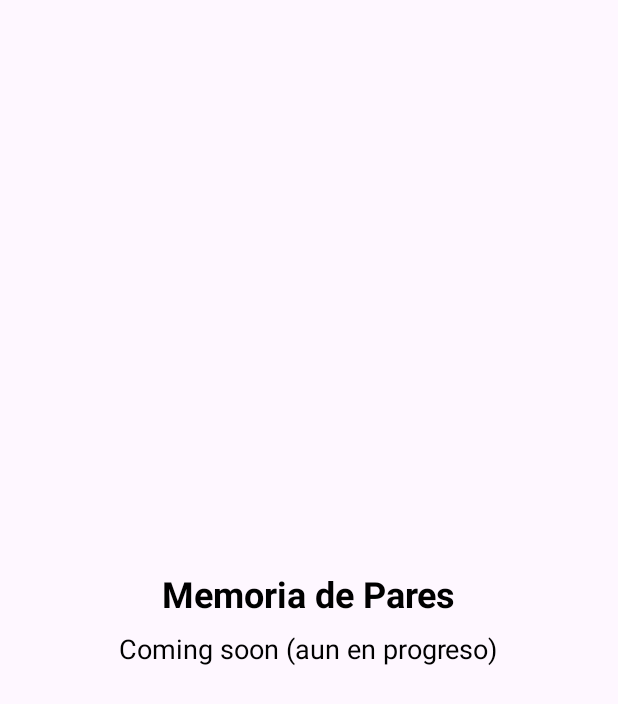
After one commit to kenny109/Proyecto_Final_PDM, an Android app: the MemoryPairsActivity screen opened directly, with no data from a screen before it, on a phone screen of 412 x 824 dp. The commit adds this screen. Shown: the top 704 px of the screen. Run offline under Robolectric (Android 15) with nearby library versions, the phone set to English and light mode, and no system bars.

Commit message:
implementando activitys para cada minijuego y mostrando una pequeña interfaz que indica que aun esta en progreso

```diff
--- a/app/src/main/AndroidManifest.xml
+++ b/app/src/main/AndroidManifest.xml
@@ -21,6 +21,11 @@
                 <category android:name="android.intent.category.LAUNCHER" />
             </intent-filter>
         </activity>
+        <activity android:name=".MemoryPairsActivity" />
+        <activity android:name=".ConnectColorsActivity" />
+        <activity android:name=".SoundMemoryActivity" />
+        <activity android:name=".ReachStarsActivity" />
+
     </application>
 
 </manifest>
--- /dev/null
+++ b/app/src/main/java/com/example/minijuegos/MemoryPairsActivity.kt
@@ -0,0 +1,17 @@
+package com.example.minijuegos
+import android.os.Bundle
+import androidx.appcompat.app.AppCompatActivity
+import android.widget.TextView
+
+class MemoryPairsActivity : AppCompatActivity() {
+    override fun onCreate(savedInstanceState: Bundle?) {
+        super.onCreate(savedInstanceState)
+        setContentView(R.layout.activity_memorypairs)
+
+        val gameTitle = findViewById<TextView>(R.id.gameTitle)
+        val gameStatus = findViewById<TextView>(R.id.gameStatus)
+
+        gameTitle.text = "Memoria de Pares"
+        gameStatus.text = "Coming soon (aun en progreso)"
+    }
+}
--- /dev/null
+++ b/app/src/main/res/layout/activity_memorypairs.xml
@@ -0,0 +1,26 @@
+<?xml version="1.0" encoding="utf-8"?>
+<LinearLayout xmlns:android="http://schemas.android.com/apk/res/android"
+    android:layout_width="match_parent"
+    android:layout_height="match_parent"
+    android:orientation="vertical"
+    android:padding="16dp"
+    android:gravity="center">
+
+    <TextView
+        android:id="@+id/gameTitle"
+        android:layout_width="wrap_content"
+        android:layout_height="wrap_content"
+        android:textSize="24sp"
+        android:textStyle="bold"
+        android:textColor="@android:color/black"
+        android:text="@string/memoriadepares"
+        android:paddingBottom="8dp" />
+
+    <TextView
+        android:id="@+id/gameStatus"
+        android:layout_width="wrap_content"
+        android:layout_height="wrap_content"
+        android:textSize="18sp"
+        android:text="@string/comming_soon"
+        android:textColor="@android:color/black" />
+</LinearLayout>
--- a/app/src/main/res/values/strings.xml
+++ b/app/src/main/res/values/strings.xml
@@ -5,5 +5,6 @@
     <string name="conectarcolores">Conectar Colores</string>
     <string name="memoriadesonidos">Memoria de Sonidos</string>
     <string name="select_game">Seleccione su minijuego</string>
+    <string name="comming_soon">Coming soon (aun en progreso)</string>
 
 </resources>
```
Also changed, not shown: app/src/main/java/com/example/minijuegos/ConnectColorsActivity.kt (added, +12 -0 lines), app/src/main/java/com/example/minijuegos/MainActivity.kt (+25 -3 lines), app/src/main/java/com/example/minijuegos/ReachStarsActivity.kt (added, +18 -0 lines), app/src/main/java/com/example/minijuegos/SoundMemoryActivity.kt (added, +18 -0 lines), app/src/main/res/layout/activity_connectcolors.xml (added, +27 -0 lines), app/src/main/res/layout/activity_reachstars.xml (added, +26 -0 lines), app/src/main/res/layout/activity_soundmemory.xml (added, +26 -0 lines).
